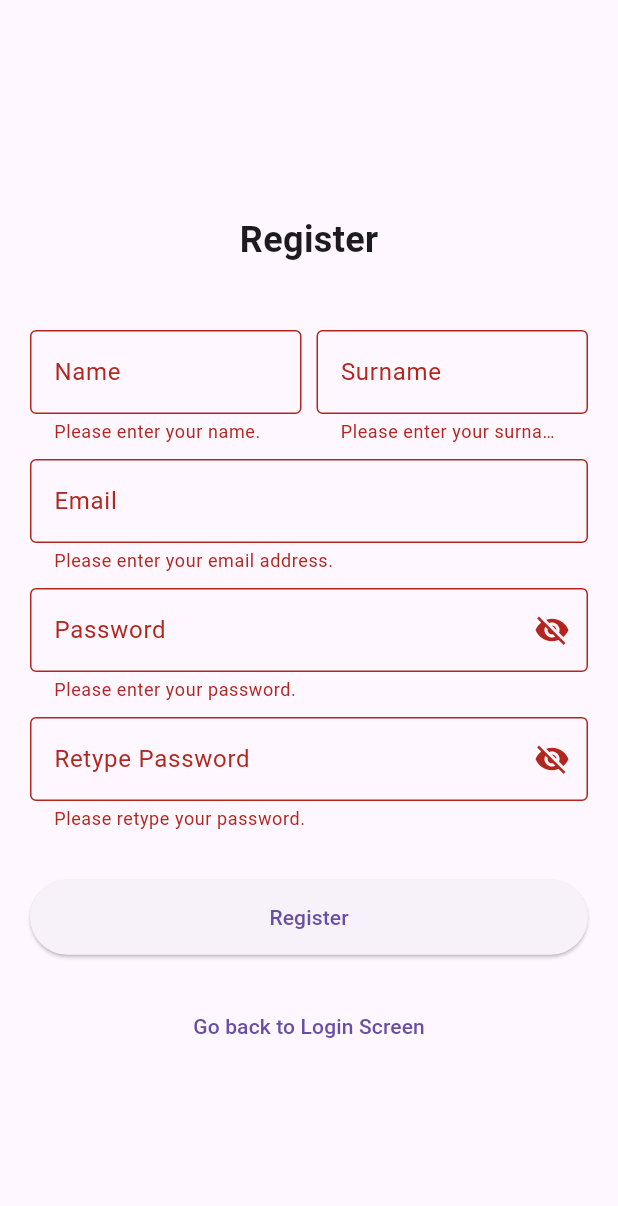
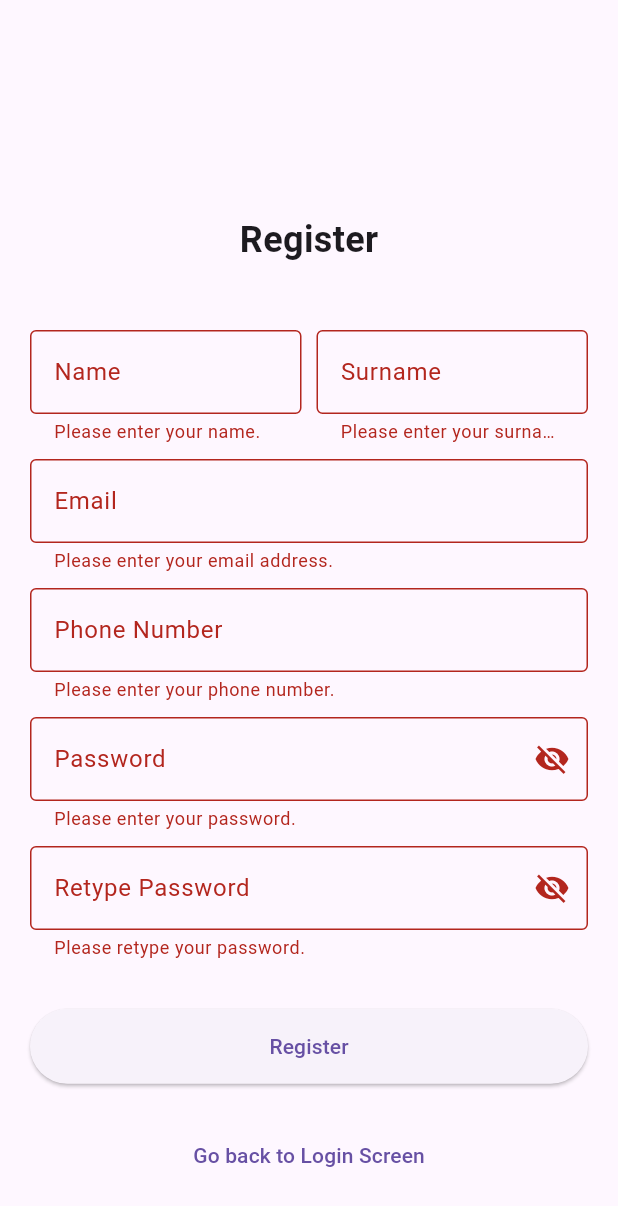
Before and after one commit to vendAR-project/vendAR, a Flutter app: the RegisterView screen opened directly, after a tap on "Register", on a phone screen of 412 x 824 dp. Shown: the top 1206 px of the screen. Run offline on Flutter 3.47's test engine with Material 3 defaults, Android fonts, the light colour scheme and no system bars; our stand-ins replace dio, file_picker, flutter_form_builder, shared_preferences; missing offline and left inert: arcore_flutter_plugin; accounts and stored records are empty.

Commit message:
fix: register modified

```diff
--- a/vendar/lib/components/login/login_view.dart
+++ b/vendar/lib/components/login/login_view.dart
@@ -79,6 +79,7 @@ class _LoginViewState extends State<LoginView> {
                                 setState(() {
                                   _isLoading = false;
                                 });
+
                                 if (loginSuccess) {
                                   Navigator.pushReplacement(
                                     context,
--- a/vendar/lib/components/register/register_view.dart
+++ b/vendar/lib/components/register/register_view.dart
@@ -15,8 +15,10 @@ class _RegisterViewState extends State<RegisterView> {
   final TextEditingController _surnameController = TextEditingController();
   final TextEditingController _emailController = TextEditingController();
   final TextEditingController _passwordController = TextEditingController();
+  final TextEditingController _phoneController = TextEditingController();
   final TextEditingController _retypePasswordController =
       TextEditingController();
+  bool _isLoading = false; // Flag to indicate loading state
 
   final RegisterController _registerController = RegisterController();
 
@@ -93,6 +95,20 @@ class _RegisterViewState extends State<RegisterView> {
               ),
               const SizedBox(height: 10.0),
               TextFormField(
+                controller: _phoneController,
+                decoration: const InputDecoration(
+                  labelText: 'Phone Number',
+                  border: OutlineInputBorder(),
+                ),
+                validator: (value) {
+                  if (value == null || value.isEmpty) {
+                    return 'Please enter your phone number.';
+                  }
+                  return null;
+                },
+              ),
+              const SizedBox(height: 10.0),
+              TextFormField(
                 controller: _passwordController,
                 decoration: const InputDecoration(
                   labelText: 'Password',
@@ -126,22 +142,45 @@ class _RegisterViewState extends State<RegisterView> {
                 },
               ),
               const SizedBox(height: 20.0),
-              SizedBox(
+              _isLoading
+                  ? const CircularProgressIndicator()
+                  : SizedBox(
                       height: 75.0,
                       child: Center(
                         child: ElevatedButton(
-                    onPressed: () {
+                          onPressed: () async {
                             if (_formKey.currentState!.validate()) {
+                              setState(() => _isLoading = true);
                               String name = _nameController.text;
                               String surname = _surnameController.text;
                               String email = _emailController.text;
                               String password = _passwordController.text;
-                        _registerController.register(
-                            name, surname, email, password);
+                              String phone = _phoneController.text;
+                              bool registrationSuccess =
+                                  await _registerController.register(
+                                      name, surname, email, password, phone);
+
+                              setState(() => _isLoading = false);
+
+                              if (registrationSuccess) {
+                                Navigator.pushReplacement(
+                                  context,
+                                  MaterialPageRoute(
+                                      builder: (context) => const LoginView()),
+                                );
+                              } else {
+                                ScaffoldMessenger.of(context).showSnackBar(
+                                  const SnackBar(
+                                    content: Text(
+                                        'Registration failed. Please check your details or network connection.'),
+                                  ),
+                                );
+                              }
                             }
                           },
                           style: ElevatedButton.styleFrom(
-                      minimumSize: Size(MediaQuery.of(context).size.width, 50),
+                            minimumSize:
+                                Size(MediaQuery.of(context).size.width, 50),
                           ),
                           child: const Text('Register'),
                         ),
@@ -176,6 +215,7 @@ class _RegisterViewState extends State<RegisterView> {
     _surnameController.dispose();
     _emailController.dispose();
     _passwordController.dispose();
+    _phoneController.dispose();
     _retypePasswordController.dispose();
     super.dispose();
   }
```
Also changed, not shown: vendar/lib/components/register/register_controller.dart (+15 -11 lines). Lines whose indentation alone changed are shown as unchanged.
